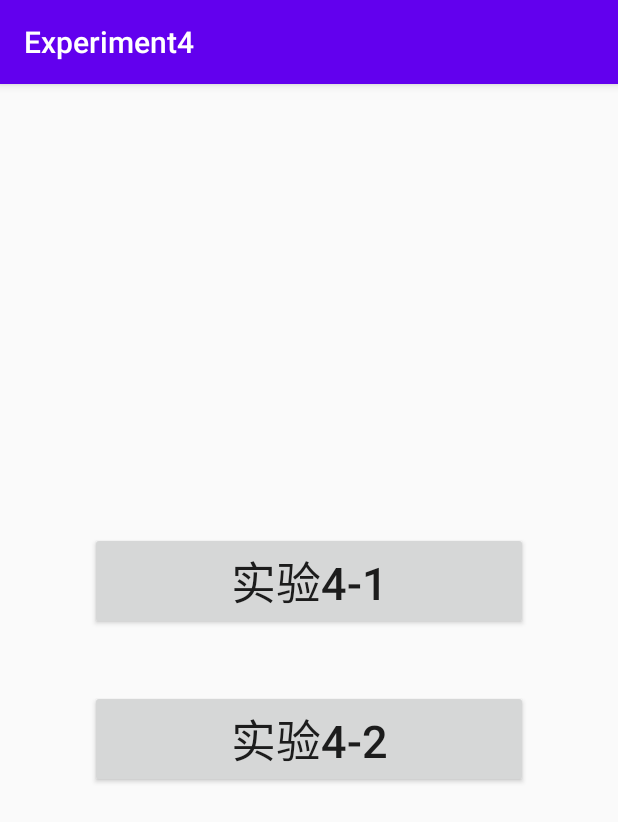
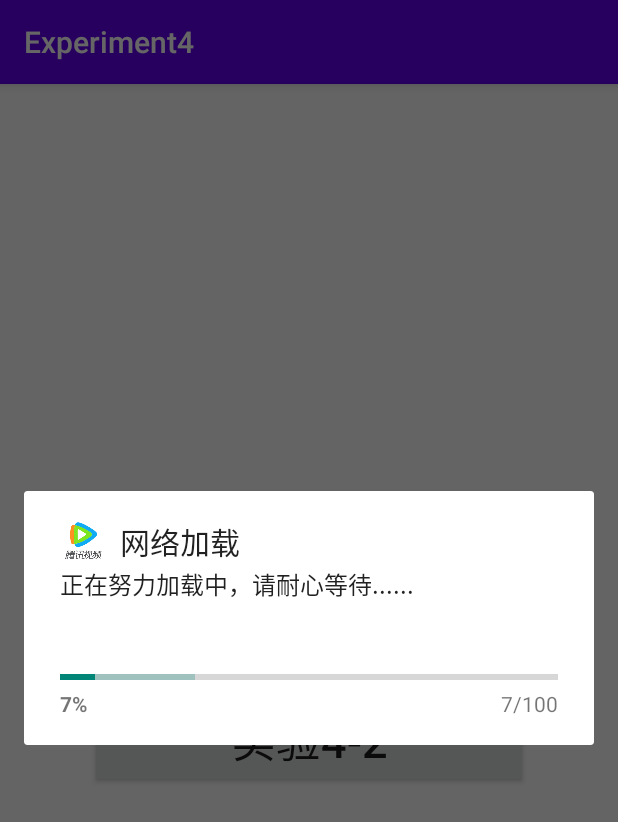
Before and after one commit to stream1080/android-experiment, an Android app: the screen it shows after launch (MainActivity), after a tap on "实验4-2", on a phone screen of 412 x 824 dp. Shown: the top 822 px of the screen. Run offline under Robolectric (Android 15) with nearby library versions, the phone set to English and light mode, and no system bars.

Commit message:
实验4完成

```diff
--- a/Experiment4/app/src/main/AndroidManifest.xml
+++ b/Experiment4/app/src/main/AndroidManifest.xml
@@ -9,7 +9,7 @@
         android:roundIcon="@mipmap/ic_launcher_round"
         android:supportsRtl="true"
         android:theme="@style/Theme.Experiment4">
-        <activity android:name=".MainActivity2"></activity>
+        <activity android:name=".MainActivity2" />
         <activity android:name=".MainActivity">
             <intent-filter>
                 <action android:name="android.intent.action.MAIN" />
--- a/Experiment4/app/src/main/java/com/example/experiment4/MainActivity.java
+++ b/Experiment4/app/src/main/java/com/example/experiment4/MainActivity.java
@@ -3,6 +3,7 @@ package com.example.experiment4;
 import androidx.appcompat.app.AppCompatActivity;
 
 import android.app.AlertDialog;
+import android.app.ProgressDialog;
 import android.content.DialogInterface;
 import android.content.Intent;
 import android.os.Bundle;
@@ -10,6 +11,7 @@ import android.util.Log;
 import android.view.LayoutInflater;
 import android.view.View;
 import android.widget.Button;
+import android.widget.ProgressBar;
 import android.widget.RadioGroup;
 import android.widget.Toast;
 
@@ -23,15 +25,10 @@ public class MainActivity extends AppCompatActivity {
 
         btn_1 = findViewById(R.id.btn_1);
         btn_2 = findViewById(R.id.btn_2);
-//        btn_yes = findViewById(R.id.btn_yes);
-//        btn_no = findViewById(R.id.btn_no);
 
         OnClick onClick = new OnClick();
         btn_1.setOnClickListener(onClick);
         btn_2.setOnClickListener(onClick);
-//        btn_yes.setOnClickListener(onClick);
-//        btn_no.setOnClickListener(onClick);
-
 
     }
 
@@ -44,7 +41,7 @@ public class MainActivity extends AppCompatActivity {
                     customDialog();
                     break;
                 case R.id.btn_2:
-                    //
+                    horizontalDialog();
                     break;
                 default:
                     break;
@@ -52,35 +49,72 @@ public class MainActivity extends AppCompatActivity {
         }
     }
 
+    /**
+     * 进度条对话框
+     */
+    private void horizontalDialog() {
+        ProgressDialog progressDialog = new ProgressDialog(MainActivity.this);
+        progressDialog.setProgressStyle(ProgressDialog.STYLE_HORIZONTAL);
+        progressDialog.setIndeterminate(false);
+        progressDialog.setTitle("网络加载");
+        //自定义图标
+        progressDialog.setIcon(R.drawable.tencent);
+        progressDialog.setMessage("正在努力加载中，请耐心等待......");
+        progressDialog.setMax(100);
+        progressDialog.setProgress(0);
+        progressDialog.setSecondaryProgress(20);
+        progressDialog.show();
 
+        //创建一个线程，模拟进度条
+        new Thread(new Runnable() {
+            @Override
+            public void run() {
+                while(progressDialog.getProgress() < progressDialog.getMax()){
+                    progressDialog.incrementProgressBy(1);
+                    progressDialog.incrementSecondaryProgressBy(1);
+                    try {
+                        Thread.sleep(500);
+                    } catch (InterruptedException e) {
+                        e.printStackTrace();
+                    }
+                }
+                progressDialog.dismiss();
+            }
+        }).start();
+    }
+
+
+    /**
+     * 普通对话框
+     */
     private void customDialog() {
-        AlertDialog.Builder builder = new AlertDialog.Builder(MainActivity.this);
+        AlertDialog.Builder builder = new AlertDialog.Builder(MainActivity.this,R.style.dialogStyle);
         View dialogView = LayoutInflater.from(MainActivity.this).inflate(R.layout.layout_custom, null);
-        builder.setView(dialogView).show();
-        final AlertDialog dialog = builder.create();
+//        builder.setView(dialogView).create();
+        final AlertDialog dialog = builder.setView(dialogView).create();
+
+        dialog.show(); //显示
 
         Button btn_yes , btn_no;
-
+        //初始化Button对象
         btn_yes = dialogView.findViewById(R.id.btn_yes);
         btn_no = dialogView.findViewById(R.id.btn_no);
 
+        //点击事件
         btn_yes.setOnClickListener(new View.OnClickListener() {
             @Override
             public void onClick(View v) {
                 Intent intent = new Intent(MainActivity.this,MainActivity2.class);
                 startActivity(intent);
-                //Log.i("TAG", "onClick: yes");
             }
         });
 
+        //点击事件
         btn_no.setOnClickListener(new View.OnClickListener() {
             @Override
             public void onClick(View v) {
-                Log.i("TAG", "onClick: "+ "退出");
-                builder.setView(dialogView).create().dismiss();
-               // dialog.dismiss();
+                dialog.dismiss();
             }
         });
-
     }
 }
--- a/Experiment4/app/src/main/res/drawable/bg_custom.xml
+++ b/Experiment4/app/src/main/res/drawable/bg_custom.xml
@@ -3,6 +3,5 @@
     android:shape="rectangle">
     <corners android:radius="30dp"/>
     <solid android:color="#fff"/>
-    <stroke android:color="#000" android:width="2dp"/>
-
+    <stroke android:color="#fff" android:width="2dp"/>
 </shape>
--- a/Experiment4/app/src/main/res/values/colors.xml
+++ b/Experiment4/app/src/main/res/values/colors.xml
@@ -7,4 +7,5 @@
     <color name="teal_700">#FF018786</color>
     <color name="black">#FF000000</color>
     <color name="white">#FFFFFFFF</color>
+    <color name="transparent">#00FFFFFF</color>
 </resources>
--- /dev/null
+++ b/Experiment4/app/src/main/res/values/dialog.xml
@@ -0,0 +1,6 @@
+<?xml version="1.0" encoding="utf-8"?>
+<resources>
+    <style name="dialogStyle" parent="Theme.AppCompat.DayNight.Dialog">
+        <item name="android:windowBackground">@color/transparent</item>
+    </style>
+</resources>
--- a/Experment3/app/src/main/res/drawable/button_radio.xml
+++ b/Experment3/app/src/main/res/drawable/button_radio.xml
@@ -6,5 +6,6 @@
 
     <item android:state_checked="false"
         android:drawable="@mipmap/radio_unchecked">
+
     </item>
 </selector>
```
Also changed, not shown: Experiment4/app/src/main/res/layout/layout_custom.xml (+6 -3 lines), Experment3/app/src/main/AndroidManifest.xml (+5 -3 lines), Experiment4/app/src/main/res/drawable/bells.png (added), Experiment4/app/src/main/res/drawable/lingdang.png (deleted), Experiment4/app/src/main/res/drawable/tencent.png (added).
